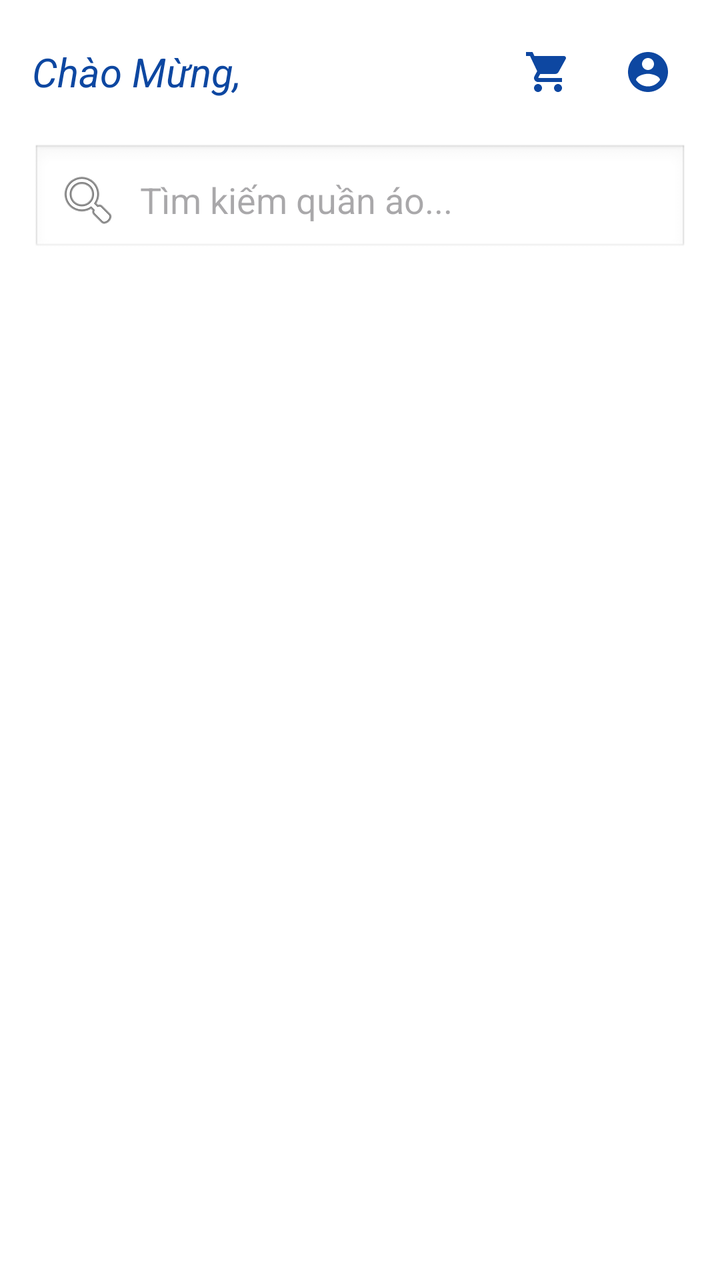
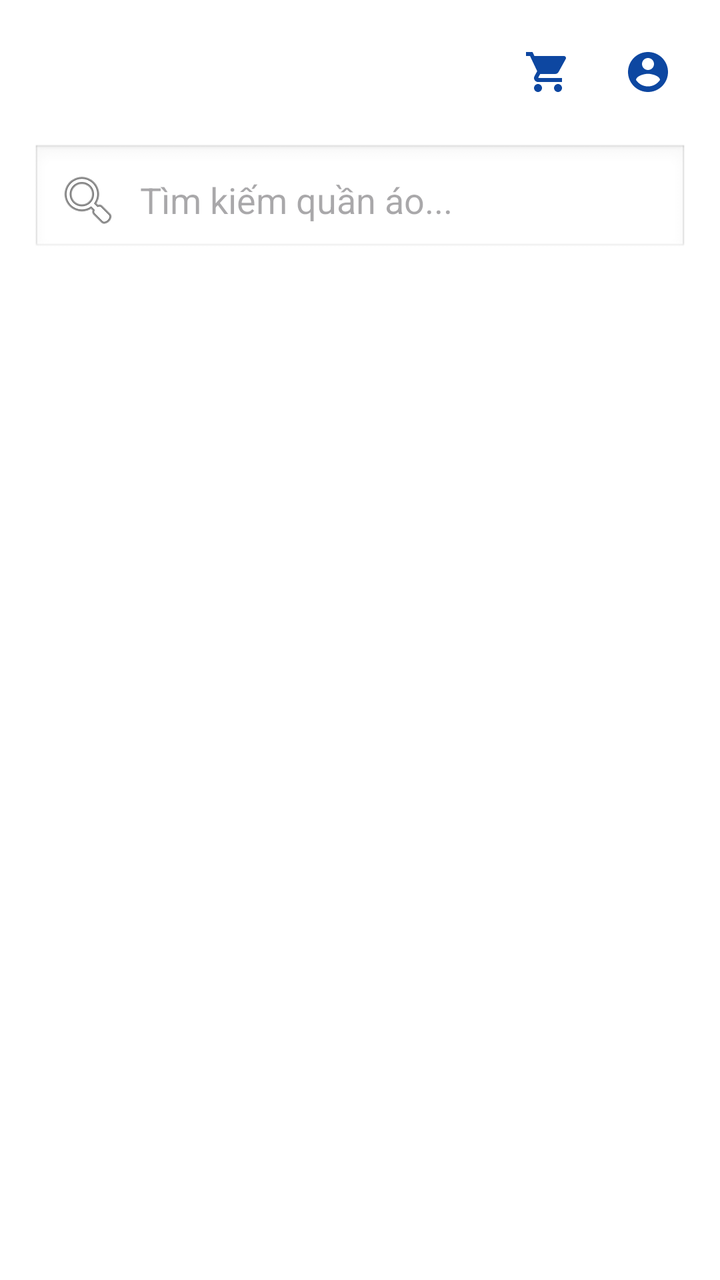

Screens rendered from an Android XML layout before and after an edit, with the pre-edit source and the edit as a unified diff.
<!-- AndroidManifest.xml: application theme Theme.VCloset -->
<!-- res/layout/home.xml -->
<?xml version="1.0" encoding="utf-8"?>
<LinearLayout xmlns:android="http://schemas.android.com/apk/res/android"
    android:layout_width="match_parent"
    android:layout_height="match_parent"
    xmlns:app="http://schemas.android.com/apk/res-auto"
    android:orientation="vertical"
    android:padding="16dp"
    android:background="@color/white">

    <RelativeLayout
        android:layout_width="match_parent"
        android:layout_height="wrap_content"
        android:layout_marginBottom="16dp">

        <TextView
            android:id="@+id/txtWelcome"
            android:layout_width="wrap_content"
            android:layout_height="wrap_content"
            android:layout_alignParentLeft="true"
            android:layout_centerVertical="true"
            android:text="Chào Mừng, "
            android:textColor="@color/blue_dark"
            android:textSize="20sp"
            android:textStyle="italic" />
        <ImageButton
            android:id="@+id/btnMyCart"
            android:layout_width="40dp"
            android:layout_height="40dp"
            android:layout_toStartOf="@+id/btnProfile"
            android:layout_centerVertical="true"
            android:layout_marginEnd="10dp"
            android:background="@android:color/transparent"
            android:scaleType="centerInside"
            android:src="@drawable/ic_my_cart"
            app:tint="@color/blue_dark" />

        <ImageButton
            android:id="@+id/btnProfile"
            android:layout_width="40dp"
            android:layout_height="40dp"
            android:layout_alignParentRight="true"
            android:layout_centerVertical="true"
            android:background="@android:color/transparent"
            android:scaleType="centerInside"
            android:src="@drawable/ic_user_circle"
            app:tint="@color/blue_dark"/>
    </RelativeLayout>

    <EditText
        android:id="@+id/edtSearch"
        android:layout_width="match_parent"
        android:layout_height="wrap_content"
        android:hint="Tìm kiếm quần áo..."
        android:drawableStart="@android:drawable/ic_menu_search"
        android:drawablePadding="10dp"
        android:padding="12dp"
        android:background="@android:drawable/edit_text"
        android:layout_marginBottom="10dp"
        android:inputType="text" />

    <androidx.recyclerview.widget.RecyclerView
        android:id="@+id/rv_products"
        android:layout_width="match_parent"
        android:layout_height="0dp"
        android:layout_weight="1"
        android:padding="5dp"
        android:clipToPadding="false"
        android:scrollbars="vertical" />

</LinearLayout>
<!-- resources referenced by this layout -->
<resources>
  <color name="blue_dark">#FF0D47A1</color>
  <color name="white">#FFFFFFFF</color>
  <!-- drawable ic_my_cart (drawable) -->
  <vector xmlns:android="http://schemas.android.com/apk/res/android"
      android:width="24dp"
      android:height="24dp"
      android:viewportWidth="24"
      android:viewportHeight="24">
      <path
          android:fillColor="#FF000000"
          android:pathData="M7,18c-1.1,0 -1.99,0.9 -1.99,2S5.9,22 7,22s2,-0.9 2,-2 -0.9,-2 -2,-2zM1,2v2h2l3.6,7.59 -1.35,2.45c-0.16,0.28 -0.25,0.61 -0.25,0.96 0,1.1 0.9,2 2,2h12v-2L7.42,15c-0.14,0 -0.25,-0.11 -0.25,-0.25l0.03,-0.12 0.9,-1.63h7.45c0.75,0 1.41,-0.41 1.75,-1.03l3.58,-6.49c0.08,-0.14 0.12,-0.31 0.12,-0.48 0,-0.55 -0.45,-1 -1,-1L5.21,4l-0.94,-2L1,2zM17,18c-1.1,0 -1.99,0.9 -1.99,2s0.89,2 1.99,2 2,-0.9 2,-2 -0.9,-2 -2,-2z"/>
  </vector>
  <!-- drawable ic_user_circle (drawable) -->
  <vector xmlns:android="http://schemas.android.com/apk/res/android" android:height="24dp" android:tint="@color/blue_light" android:viewportHeight="24" android:viewportWidth="24" android:width="24dp">
        
      <path android:fillColor="@android:color/white" android:pathData="M12,2C6.48,2 2,6.48 2,12s4.48,10 10,10 10,-4.48 10,-10S17.52,2 12,2zM12,5c1.66,0 3,1.34 3,3s-1.34,3 -3,3 -3,-1.34 -3,-3 1.34,-3 3,-3zM12,19.2c-2.5,0 -4.71,-1.28 -6,-3.22 0.03,-1.99 4,-3.08 6,-3.08 1.99,0 5.97,1.09 6,3.08 -1.29,1.94 -3.5,3.22 -6,3.22z"/>
      
  </vector>
  <style name="Theme.VCloset" parent="Base.Theme.VCloset" />
  <color name="blue_light">#FF03A9F4</color>
  <style name="Base.Theme.VCloset" parent="Theme.Material3.DayNight.NoActionBar">
          
          
      </style>
</resources>

<!-- the commit's change to res/layout/home.xml (unified diff, before → after) -->
@@ -12,16 +12,6 @@
         android:layout_height="wrap_content"
         android:layout_marginBottom="16dp">
 
-        <TextView
-            android:id="@+id/txtWelcome"
-            android:layout_width="wrap_content"
-            android:layout_height="wrap_content"
-            android:layout_alignParentLeft="true"
-            android:layout_centerVertical="true"
-            android:text="Chào Mừng, "
-            android:textColor="@color/blue_dark"
-            android:textSize="20sp"
-            android:textStyle="italic" />
         <ImageButton
             android:id="@+id/btnMyCart"
             android:layout_width="40dp"
@@ -63,7 +53,7 @@
         android:layout_width="match_parent"
         android:layout_height="0dp"
         android:layout_weight="1"
-        android:padding="5dp"
+        android:padding="1dp"
         android:clipToPadding="false"
         android:scrollbars="vertical" />
 
